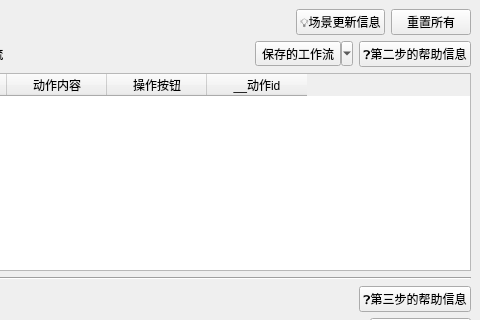
Cookie-HOO/yrx_project, file yrx_project/client/ui/process_docs.ui: the form before one commit; both pictures show x 875 to 1355 and y 0 to 320 of the 1355 by 619 pixel window.
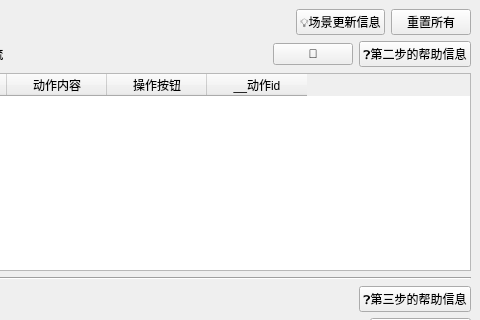
The form after the commit.

```diff
--- a/yrx_project/client/ui/process_docs.ui
+++ b/yrx_project/client/ui/process_docs.ui
@@ -219,39 +219,9 @@
            </spacer>
           </item>
           <item>
-           <widget class="QToolButton" name="action_suit_button">
-            <property name="enabled">
-             <bool>true</bool>
-            </property>
-            <property name="focusPolicy">
-             <enum>Qt::TabFocus</enum>
-            </property>
-            <property name="contextMenuPolicy">
-             <enum>Qt::DefaultContextMenu</enum>
-            </property>
-            <property name="toolTip">
-             <string/>
-            </property>
+           <widget class="QPushButton" name="action_tools_button">
             <property name="text">
-             <string>保存的工作流</string>
-            </property>
-            <property name="iconSize">
-             <size>
-              <width>20</width>
-              <height>20</height>
-             </size>
-            </property>
-            <property name="popupMode">
-             <enum>QToolButton::MenuButtonPopup</enum>
-            </property>
-            <property name="toolButtonStyle">
-             <enum>Qt::ToolButtonTextOnly</enum>
-            </property>
-            <property name="autoRaise">
-             <bool>false</bool>
-            </property>
-            <property name="arrowType">
-             <enum>Qt::NoArrow</enum>
+             <string>🔧</string>
             </property>
            </widget>
           </item>
```
